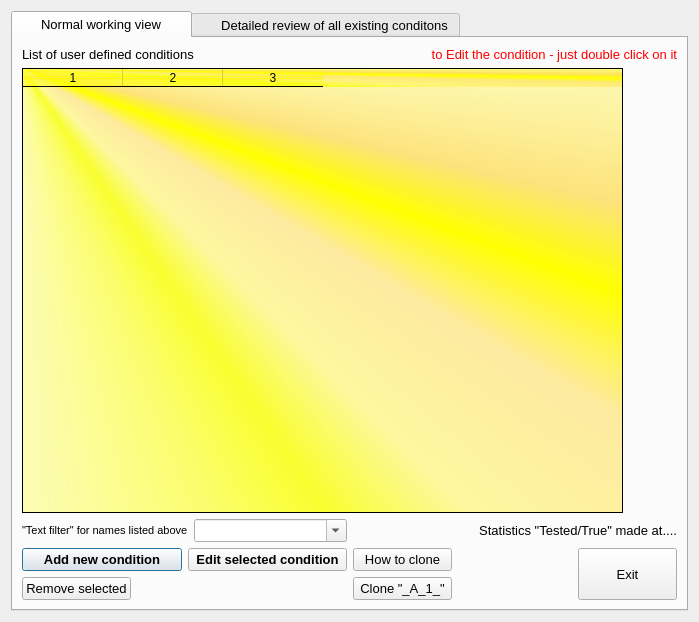
Before: the Qt Designer form t4manager_user_conditions.ui in jgrebosz/test-greware, drawn with Qt 5.
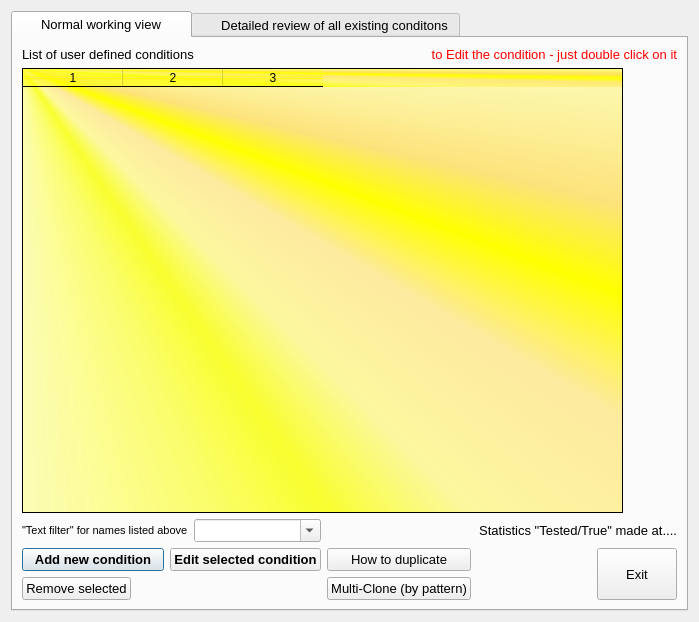
After: the same form once the commit is applied. Icons and pictures are not drawn.

Commit message: Making smart clone for spectra and for conditions

What changed in the file:
```diff
--- a/t4manager_user_conditions.ui
+++ b/t4manager_user_conditions.ui
@@ -299,7 +299,7 @@
                <item>
                 <widget class="QPushButton" name="push_How_to_clone">
                  <property name="text">
-                  <string>How to clone</string>
+                  <string>How to duplicate</string>
                  </property>
                  <property name="icon">
                   <iconset>
@@ -310,7 +310,7 @@
                <item>
                 <widget class="QPushButton" name="push_A_1_cloning">
                  <property name="text">
-                  <string>Clone &quot;_A_1_&quot;</string>
+                  <string>Multi-Clone (by pattern)</string>
                  </property>
                  <property name="icon">
                   <iconset>
```
The commit also changes 6 other files.
